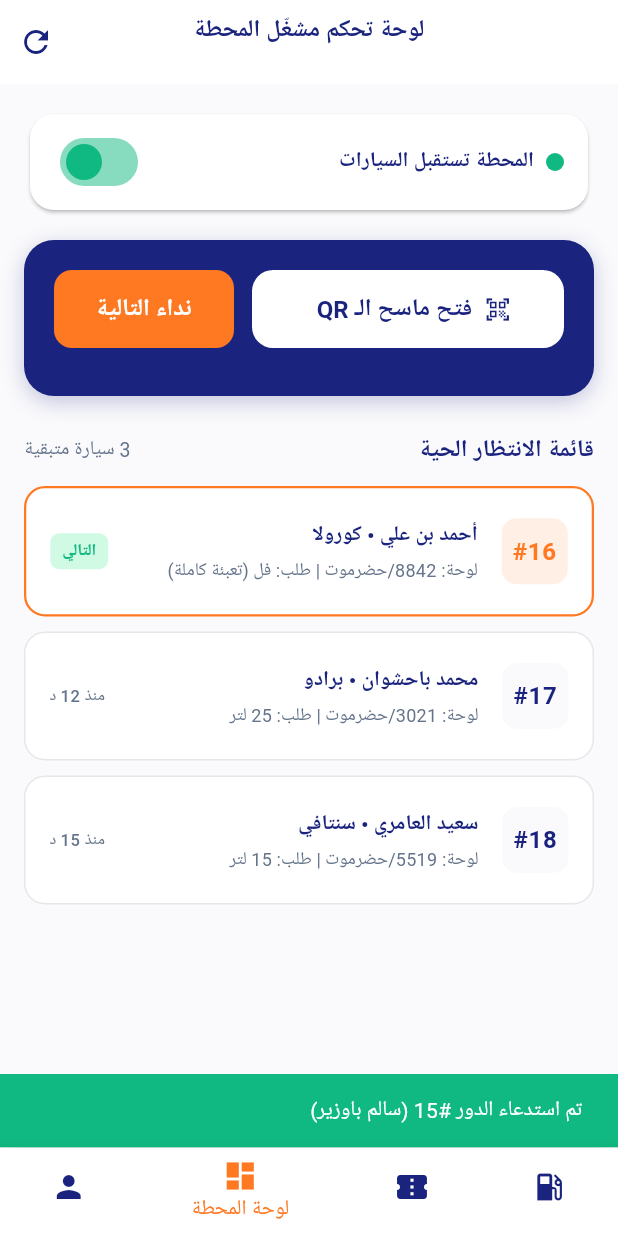
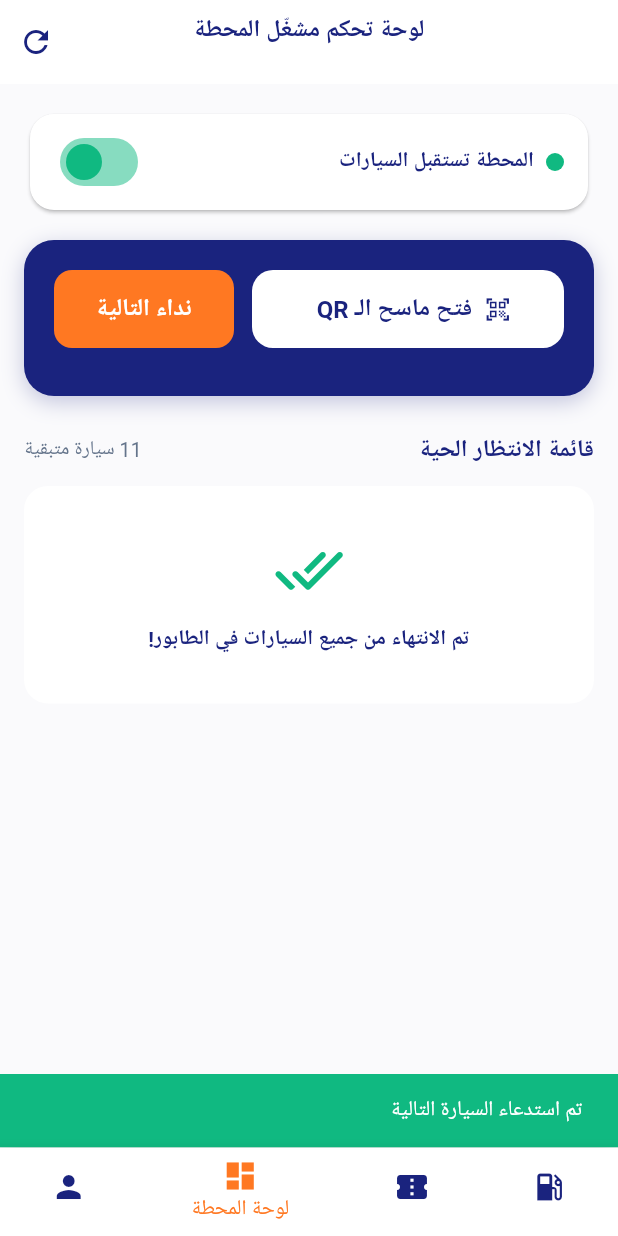
Before and after one commit to sbawzyr141-code/ghazi-app, a Flutter app: the screen it shows after launch, item 3 of the bottom bar chosen, after a tap on "نداء التالية", on a phone screen of 412 x 824 dp. Run offline on Flutter 3.47's test engine with Material 3 defaults, Android fonts, the phone set to English and light mode, and no system bars; our stand-ins replace firebase_auth, firebase_core, qr_flutter, socket_io_client; missing offline and left inert: mobile_scanner; accounts and stored records are empty; network calls fail.

Commit message:
Fix MobileScanner usage, clean dashboard screen; role-based routing updates

```diff
--- a/mobile/lib/main.dart
+++ b/mobile/lib/main.dart
@@ -142,7 +142,8 @@ class _MainNavigationWrapperState extends State<MainNavigationWrapper> {
     }
 
     // إظهار الشريط السفلي فقط في الشاشات الرئيسية الأربع الأولى
-    final showBottomBar = _currentIndex <= 3 && _currentUserRole != 'station_owner';
+    final showBottomBar =
+        _currentIndex <= 3 && _currentUserRole != 'station_owner';
 
     return Scaffold(
       body: activeBody,
--- a/mobile/lib/screens/dashboard_screen.dart
+++ b/mobile/lib/screens/dashboard_screen.dart
@@ -1,16 +1,14 @@
 import 'package:flutter/material.dart';
+import 'package:mobile_scanner/mobile_scanner.dart';
 import '../models/ghazi_models.dart';
 import '../theme.dart';
 import '../services/api_service.dart';
-import 'package:mobile_scanner/mobile_scanner.dart';
 
 class WorkerDashboardScreen extends StatefulWidget {
   final GasStation station;
 
-  const WorkerDashboardScreen({
-    super.key,
-    required this.station,
-  });
+  const WorkerDashboardScreen({Key? key, required this.station})
+      : super(key: key);
 
   @override
   State<WorkerDashboardScreen> createState() => _WorkerDashboardScreenState();
@@ -19,103 +17,70 @@ class WorkerDashboardScreen extends StatefulWidget {
 class _WorkerDashboardScreenState extends State<WorkerDashboardScreen> {
   late bool _isOpen;
   late int _queueCount;
-  int _currentServingNumber = 14; // رقم الدور الذي تتم خدمته حالياً
+  int _currentServingNumber = 0;
   bool _isProcessing = false;
-  // QR scanner active flag
   bool _scannerVisible = false;
 
-  // قائمة نموذجية للسيارات المنتظرة في الطابور
-  List<Map<String, dynamic>> _waitingQueue = [
-    {
-      'ticketNumber': 15,
-      'driverName': 'سالم باوزير',
-      'carPlate': '14520/حضرموت',
-      'carModel': 'هايلوكس',
-      'quantity': '20 لتر',
-      'time': 'منذ 5 د',
-    },
-    {
-      'ticketNumber': 16,
-      'driverName': 'أحمد بن علي',
-      'carPlate': '8842/حضرموت',
-      'carModel': 'كورولا',
-      'quantity': 'فل (تعبئة كاملة)',
-      'time': 'منذ 8 د',
-    },
-    {
-      'ticketNumber': 17,
-      'driverName': 'محمد باحشوان',
-      'carPlate': '3021/حضرموت',
-      'carModel': 'برادو',
-      'quantity': '25 لتر',
-      'time': 'منذ 12 د',
-    },
-    {
-      'ticketNumber': 18,
-      'driverName': 'سعيد العامري',
-      'carPlate': '5519/حضرموت',
-      'carModel': 'سنتافي',
-      'quantity': '15 لتر',
-      'time': 'منذ 15 د',
-    },
-  ];
+  final List<Map<String, dynamic>> _waitingQueue = [];
 
   @override
   void initState() {
     super.initState();
     _isOpen = widget.station.isOpen;
-    _queueCount = widget.station.currentQueueCount > 0
-        ? widget.station.currentQueueCount
-        : _waitingQueue.length;
+    _queueCount = widget.station.currentQueueCount;
   }
 
-  // تمرير الدور وخدمة السيارة التالية
   Future<void> _serveNextCar() async {
-    if (_waitingQueue.isEmpty) {
-      ScaffoldMessenger.of(context).showSnackBar(
-        const SnackBar(
+    if (_waitingQueue.isEmpty && _queueCount == 0) {
+      if (!mounted) return;
+      ScaffoldMessenger.of(context).showSnackBar(const SnackBar(
         content: Text('لا توجد سيارات إضافية في قائمة الانتظار حالياً'),
-          backgroundColor: GhaziTheme.navy,
-        ),
-      );
+      ));
       return;
     }
 
     setState(() => _isProcessing = true);
-
     try {
       final success = await ApiService.serveNextCar(widget.station.id);
-
       if (success && mounted) {
-        final servedCar = _waitingQueue.removeAt(0);
-        setState(() {
-          _currentServingNumber = servedCar['ticketNumber'];
+        if (_waitingQueue.isNotEmpty) {
+          final served = _waitingQueue.removeAt(0);
+          _currentServingNumber =
+              served['ticketNumber'] ?? _currentServingNumber;
+        }
         if (_queueCount > 0) _queueCount--;
-        });
-
-        ScaffoldMessenger.of(context).showSnackBar(
-          SnackBar(
-            content: Text(
-              'تم استدعاء الدور #${servedCar['ticketNumber']} (${servedCar['driverName']})',
-            ),
+        if (!mounted) return;
+        ScaffoldMessenger.of(context).showSnackBar(const SnackBar(
+          content: Text('تم استدعاء السيارة التالية'),
           backgroundColor: GhaziTheme.green,
-            duration: const Duration(seconds: 2),
-          ),
-        );
+        ));
       }
     } catch (e) {
-      if (mounted) {
-        ScaffoldMessenger.of(context).showSnackBar(
-          SnackBar(
-            content: Text('حدث خطأ أثناء تحديث الدور: $e'),
+      if (!mounted) return;
+      ScaffoldMessenger.of(context).showSnackBar(SnackBar(
+        content: Text('خطأ عند نداء السيارة التالية: $e'),
         backgroundColor: GhaziTheme.red,
-          ),
-        );
+      ));
+    } finally {
+      if (mounted) setState(() => _isProcessing = false);
     }
-    } finally {
-      if (mounted) {
-        setState(() => _isProcessing = false);
   }
+
+  Future<void> _onQrScanned(String code) async {
+    setState(() => _scannerVisible = false);
+    final success = await ApiService.completeBooking(code);
+    if (!mounted) return;
+    if (success) {
+      if (_queueCount > 0) setState(() => _queueCount--);
+      ScaffoldMessenger.of(context).showSnackBar(const SnackBar(
+        content: Text('تم إنهاء التذكرة وتحديث الطابور'),
+        backgroundColor: GhaziTheme.green,
+      ));
+    } else {
+      ScaffoldMessenger.of(context).showSnackBar(const SnackBar(
+        content: Text('فشل إنهاء التذكرة'),
+        backgroundColor: GhaziTheme.red,
+      ));
     }
   }
 
@@ -126,14 +91,10 @@ class _WorkerDashboardScreenState extends State<WorkerDashboardScreen> {
       appBar: AppBar(
         title: Column(
           children: [
-            const Text(
-              'لوحة تحكم مشغّل المحطة',
-              style: TextStyle(fontSize: 16, fontWeight: FontWeight.bold),
-            ),
-            Text(
-              widget.station.name,
-              style: const TextStyle(fontSize: 12, color: Colors.white70),
-            ),
+            const Text('لوحة تحكم مشغّل المحطة',
+                style: TextStyle(fontSize: 16, fontWeight: FontWeight.bold)),
+            Text(widget.station.name,
+                style: const TextStyle(fontSize: 12, color: Colors.white70)),
           ],
         ),
         centerTitle: true,
@@ -141,40 +102,31 @@ class _WorkerDashboardScreenState extends State<WorkerDashboardScreen> {
           IconButton(
             icon: const Icon(Icons.refresh),
             onPressed: () {
+              if (!mounted) return;
               ScaffoldMessenger.of(context).showSnackBar(
-                const SnackBar(
-                  content: Text('تم تحديث بيانات الطابور'),
-                  duration: Duration(seconds: 1),
-                ),
-              );
+                  const SnackBar(content: Text('تم تحديث بيانات الطابور')));
             },
-          ),
+          )
         ],
       ),
       body: SingleChildScrollView(
         padding: const EdgeInsets.all(16.0),
-        child: Column(
-          crossAxisAlignment: CrossAxisAlignment.stretch,
-          children: [
-            // بطاقة التحكم في حالة المحطة
+        child:
+            Column(crossAxisAlignment: CrossAxisAlignment.stretch, children: [
           Card(
             elevation: 1,
-              shape: RoundedRectangleBorder(
-                borderRadius: BorderRadius.circular(16),
-              ),
+            shape:
+                RoundedRectangleBorder(borderRadius: BorderRadius.circular(16)),
             child: Padding(
-                padding:
-                    const EdgeInsets.symmetric(horizontal: 16, vertical: 8),
+              padding: const EdgeInsets.symmetric(horizontal: 16, vertical: 8),
               child: Row(
                   mainAxisAlignment: MainAxisAlignment.spaceBetween,
                   children: [
-                    Row(
-                      children: [
+                    Row(children: [
                       CircleAvatar(
                           radius: 6,
                           backgroundColor:
-                              _isOpen ? GhaziTheme.green : GhaziTheme.red,
-                        ),
+                              _isOpen ? GhaziTheme.green : GhaziTheme.red),
                       const SizedBox(width: 8),
                       Text(
                           _isOpen
@@ -183,25 +135,16 @@ class _WorkerDashboardScreenState extends State<WorkerDashboardScreen> {
                           style: TextStyle(
                               fontWeight: FontWeight.bold,
                               color: _isOpen ? GhaziTheme.navy : GhaziTheme.red,
-                            fontSize: 14,
-                          ),
-                        ),
-                      ],
-                    ),
+                              fontSize: 14)),
+                    ]),
                     Switch(
                         value: _isOpen,
                         activeColor: GhaziTheme.green,
-                      onChanged: (val) {
-                        setState(() => _isOpen = val);
-                      },
-                    ),
-                  ],
-                ),
+                        onChanged: (v) => setState(() => _isOpen = v)),
+                  ]),
             ),
           ),
           const SizedBox(height: 16),
-
-            // البطاقة الرئيسية: الدور الحالي وزر النداء
           Container(
             padding: const EdgeInsets.all(20),
             decoration: BoxDecoration(
@@ -211,15 +154,10 @@ class _WorkerDashboardScreenState extends State<WorkerDashboardScreen> {
                   BoxShadow(
                       color: GhaziTheme.navy.withOpacity(0.25),
                       blurRadius: 12,
-                    offset: const Offset(0, 4),
-                  ),
-                ],
-              ),
-              child: Column(
-                children: [
-                  // Replace current serving box with QR scanner toggle
-                  Row(
-                    children: [
+                      offset: const Offset(0, 4))
+                ]),
+            child: Column(children: [
+              Row(children: [
                 Expanded(
                   child: ElevatedButton.icon(
                     style: ElevatedButton.styleFrom(
@@ -227,115 +165,75 @@ class _WorkerDashboardScreenState extends State<WorkerDashboardScreen> {
                         backgroundColor: Colors.white,
                         foregroundColor: GhaziTheme.navy,
                         shape: RoundedRectangleBorder(
-                              borderRadius: BorderRadius.circular(14),
-                            ),
-                          ),
-                          icon: const Icon(Icons.qr_code_scanner, color: GhaziTheme.navy),
+                            borderRadius: BorderRadius.circular(14))),
+                    icon: const Icon(Icons.qr_code_scanner,
+                        color: GhaziTheme.navy),
                     label: const Text('فتح ماسح الـ QR'),
-                          onPressed: () => setState(() => _scannerVisible = !_scannerVisible),
+                    onPressed: () =>
+                        setState(() => _scannerVisible = !_scannerVisible),
                   ),
                 ),
                 const SizedBox(width: 12),
                 ElevatedButton(
                   style: ElevatedButton.styleFrom(
                       backgroundColor: GhaziTheme.orange,
-                          shape: RoundedRectangleBorder(borderRadius: BorderRadius.circular(12)),
-                          minimumSize: const Size(120, 52),
-                        ),
+                      shape: RoundedRectangleBorder(
+                          borderRadius: BorderRadius.circular(12)),
+                      minimumSize: const Size(120, 52)),
                   onPressed: _isProcessing ? null : _serveNextCar,
                   child: _isProcessing
                       ? const SizedBox(
                           height: 22,
                           width: 22,
-                                child: CircularProgressIndicator(color: Colors.white, strokeWidth: 2.5),
-                              )
-                            : const Text('نداء التالية', style: TextStyle(fontWeight: FontWeight.bold)),
+                          child: CircularProgressIndicator(
+                              color: Colors.white, strokeWidth: 2.5))
+                      : const Text('نداء التالية',
+                          style: TextStyle(fontWeight: FontWeight.bold)),
                 ),
-                    ],
-                  ),
+              ]),
               const SizedBox(height: 12),
               if (_scannerVisible)
                 SizedBox(
                   height: 360,
                   child: MobileScanner(
-                        allowDuplicates: false,
-                        onDetect: (capture) async {
-                          final List<Barcode> barcodes = capture.barcodes;
+                    onDetect: (capture) {
+                      final barcodes = capture.barcodes;
                       if (barcodes.isEmpty) return;
                       final code = barcodes.first.rawValue ?? '';
                       if (code.isEmpty) return;
-                          // treat code as booking id
-                          setState(() => _scannerVisible = false);
-                          final success = await ApiService.completeBooking(code);
-                          if (success) {
-                            ScaffoldMessenger.of(context).showSnackBar(
-                              const SnackBar(content: Text('تم إنهاء التذكرة وتحديث الطابور'), backgroundColor: GhaziTheme.green),
-                            );
-                            // Update local queue
-                            if (_queueCount > 0) setState(() => _queueCount--);
-                          } else {
-                            ScaffoldMessenger.of(context).showSnackBar(
-                              const SnackBar(content: Text('فشل إنهاء التذكرة'), backgroundColor: GhaziTheme.red),
-                            );
-                          }
+                      _onQrScanned(code);
                     },
                   ),
                 ),
-                ],
-              ),
+            ]),
           ),
           const SizedBox(height: 24),
-
-            // عنوان قائمة الطابور الحية
-            Row(
-              mainAxisAlignment: MainAxisAlignment.spaceBetween,
-              children: [
-                const Text(
-                  'قائمة الانتظار الحية',
+          Row(mainAxisAlignment: MainAxisAlignment.spaceBetween, children: [
+            const Text('قائمة الانتظار الحية',
                 style: TextStyle(
                     fontSize: 16,
                     fontWeight: FontWeight.bold,
-                    color: GhaziTheme.navy,
-                  ),
-                ),
-                Text(
-                  '${_waitingQueue.length} سيارة متبقية',
+                    color: GhaziTheme.navy)),
+            Text('$_queueCount سيارة متبقية',
                 style: const TextStyle(
-                    fontSize: 13,
-                    color: GhaziTheme.textSecondary,
-                  ),
-                ),
-              ],
-            ),
+                    fontSize: 13, color: GhaziTheme.textSecondary)),
+          ]),
           const SizedBox(height: 12),
-
-            // عرض عناصر الطابور
           if (_waitingQueue.isEmpty)
             Container(
                 padding: const EdgeInsets.all(32),
                 alignment: Alignment.center,
                 decoration: BoxDecoration(
                     color: Colors.white,
-                  borderRadius: BorderRadius.circular(16),
-                ),
-                child: const Column(
-                  children: [
-                    Icon(
-                      Icons.done_all_rounded,
-                      color: GhaziTheme.green,
-                      size: 48,
-                    ),
+                    borderRadius: BorderRadius.circular(16)),
+                child: const Column(children: [
+                  Icon(Icons.done_all_rounded,
+                      color: GhaziTheme.green, size: 48),
                   SizedBox(height: 12),
-                    Text(
-                      'تم الانتهاء من جميع السيارات في الطابور!',
+                  Text('تم الانتهاء من جميع السيارات في الطابور!',
                       style: TextStyle(
-                        color: GhaziTheme.navy,
-                        fontWeight: FontWeight.bold,
-                      ),
-                    ),
-                  ],
-                ),
-              )
+                          color: GhaziTheme.navy, fontWeight: FontWeight.bold))
+                ]))
           else
             ListView.separated(
               shrinkWrap: true,
@@ -345,7 +243,6 @@ class _WorkerDashboardScreenState extends State<WorkerDashboardScreen> {
               itemBuilder: (context, index) {
                 final car = _waitingQueue[index];
                 final isNext = index == 0;
-
                 return Container(
                   decoration: BoxDecoration(
                       color: Colors.white,
@@ -354,14 +251,10 @@ class _WorkerDashboardScreenState extends State<WorkerDashboardScreen> {
                           color: isNext
                               ? GhaziTheme.orange
                               : const Color(0xFFE5E7EB),
-                        width: isNext ? 1.5 : 1,
-                      ),
-                    ),
+                          width: isNext ? 1.5 : 1)),
                   child: ListTile(
-                      contentPadding: const EdgeInsets.symmetric(
-                        horizontal: 16,
-                        vertical: 6,
-                      ),
+                    contentPadding:
+                        const EdgeInsets.symmetric(horizontal: 16, vertical: 6),
                     leading: Container(
                         width: 44,
                         height: 44,
@@ -370,99 +263,47 @@ class _WorkerDashboardScreenState extends State<WorkerDashboardScreen> {
                             color: isNext
                                 ? GhaziTheme.orange.withOpacity(0.12)
                                 : GhaziTheme.background,
-                          borderRadius: BorderRadius.circular(10),
-                        ),
-                        child: Text(
-                          '#${car['ticketNumber']}',
+                            borderRadius: BorderRadius.circular(10)),
+                        child: Text('#${car['ticketNumber']}',
                             style: TextStyle(
-                            color: isNext ? GhaziTheme.orange : GhaziTheme.navy,
+                                color: isNext
+                                    ? GhaziTheme.orange
+                                    : GhaziTheme.navy,
                                 fontWeight: FontWeight.bold,
-                            fontSize: 16,
-                          ),
-                        ),
-                      ),
-                      title: Text(
-                        '${car['driverName']} • ${car['carModel']}',
+                                fontSize: 16))),
+                    title: Text('${car['driverName']} • ${car['carModel']}',
                         style: const TextStyle(
                             fontSize: 14,
                             fontWeight: FontWeight.bold,
-                          color: GhaziTheme.navy,
-                        ),
-                      ),
+                            color: GhaziTheme.navy)),
                     subtitle: Padding(
                         padding: const EdgeInsets.only(top: 4.0),
                         child: Text(
                             'لوحة: ${car['carPlate']} | طلب: ${car['quantity']}',
                             style: const TextStyle(
                                 fontSize: 12,
-                            color: GhaziTheme.textSecondary,
-                          ),
-                        ),
-                      ),
+                                color: GhaziTheme.textSecondary))),
                     trailing: isNext
                         ? Container(
                             padding: const EdgeInsets.symmetric(
-                                horizontal: 8,
-                                vertical: 4,
-                              ),
+                                horizontal: 8, vertical: 4),
                             decoration: BoxDecoration(
                                 color: GhaziTheme.greenLight,
-                                borderRadius: BorderRadius.circular(6),
-                              ),
-                              child: const Text(
-                                'التالي',
+                                borderRadius: BorderRadius.circular(6)),
+                            child: const Text('التالي',
                                 style: TextStyle(
                                     color: GhaziTheme.green,
                                     fontSize: 11,
-                                  fontWeight: FontWeight.bold,
-                                ),
-                              ),
-                            )
-                          : Text(
-                              car['time'],
+                                    fontWeight: FontWeight.bold)))
+                        : Text(car['time'],
                             style: const TextStyle(
-                                fontSize: 11,
-                                color: GhaziTheme.textSecondary,
-                              ),
-                            ),
+                                fontSize: 11, color: GhaziTheme.textSecondary)),
                   ),
                 );
               },
             ),
-          ],
-        ),
+        ]),
       ),
     );
   }
-
-  Widget _buildMetricItem({
-    required String title,
-    required String value,
-    required IconData icon,
-  }) {
-    return Column(
-      children: [
-        Row(
-          mainAxisSize: MainAxisSize.min,
-          children: [
-            Icon(icon, size: 16, color: Colors.white70),
-            const SizedBox(width: 4),
-            Text(
-              value,
-              style: const TextStyle(
-                color: Colors.white,
-                fontWeight: FontWeight.bold,
-                fontSize: 16,
-              ),
-            ),
-          ],
-        ),
-        const SizedBox(height: 2),
-        Text(
-          title,
-          style: const TextStyle(color: Colors.white60, fontSize: 12),
-        ),
-      ],
-    );
 }
-}
--- a/mobile/lib/screens/signup_screen.dart
+++ b/mobile/lib/screens/signup_screen.dart
@@ -62,8 +62,9 @@ class _SignupScreenState extends State<SignupScreen> {
 
     setState(() => _isLoading = true);
     try {
-      final cred = await ApiService.instance.signup(name, phone, email, password);
-      // register backend user record
+      final cred =
+          await ApiService.instance.signup(name, phone, email, password);
+      await ApiService.instance.signup(name, phone, email, password);
       final backendOk = await ApiService.registerBackendUser(
         name: name,
         email: email,
```
Also changed, not shown: mobile/lib/screens/login_screen.dart (+4 -4 lines), mobile/pubspec.lock, 1 other file. Lines whose indentation alone changed are shown as unchanged.
